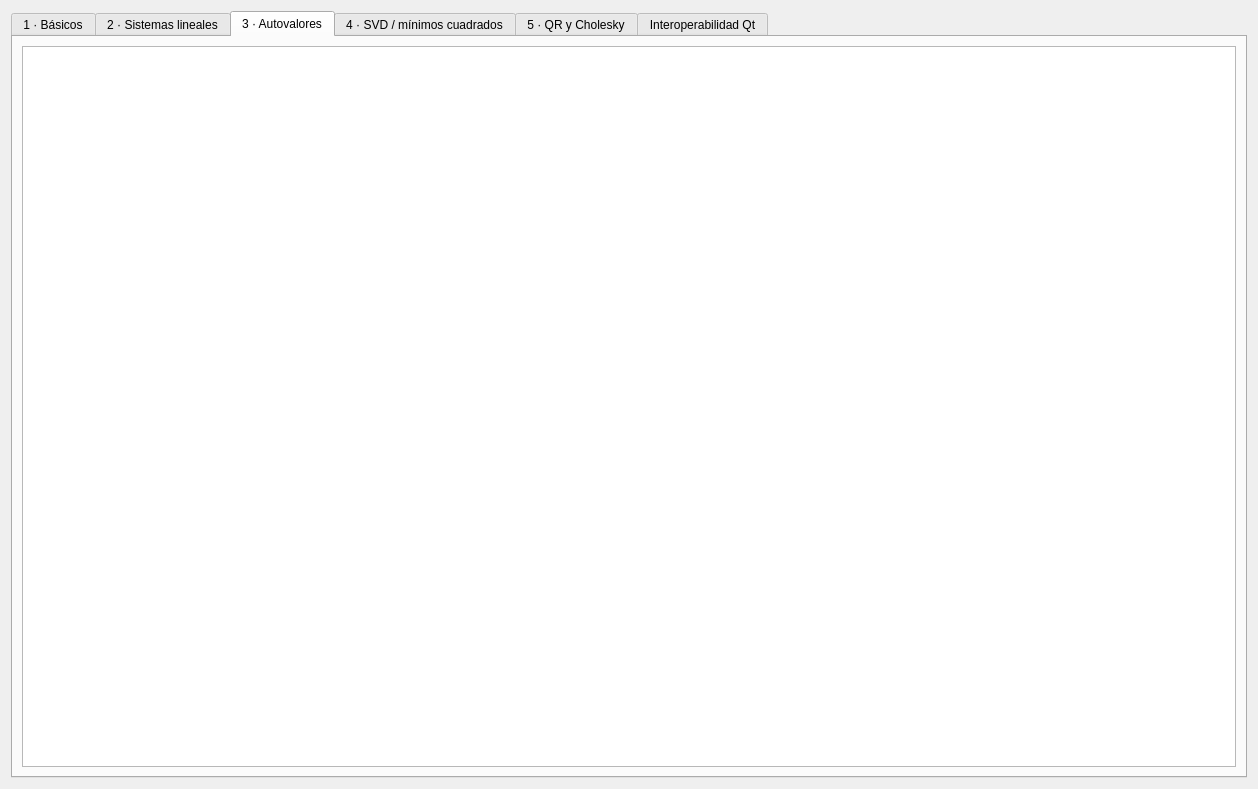
This is src/testeigenview.ui in federicomartinlara1976/testeigen as Qt 5 draws it before an edit. The edited form follows.
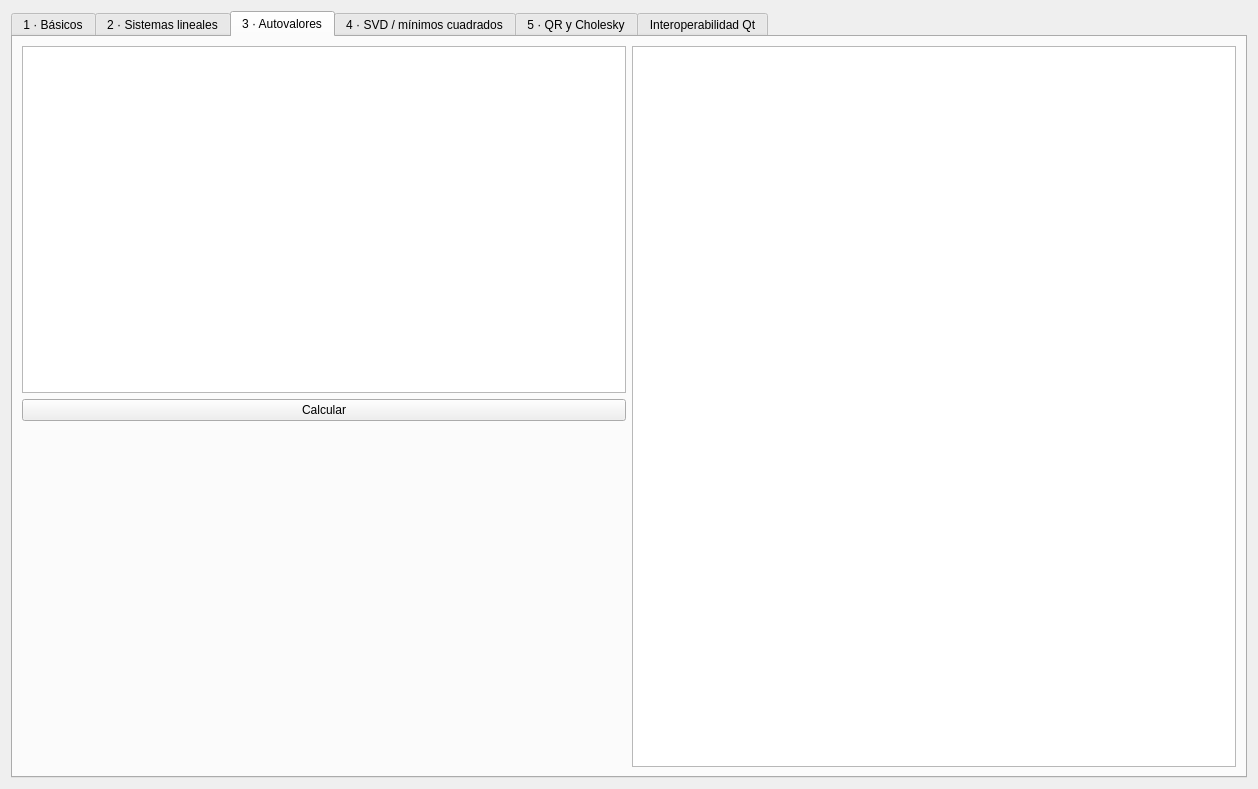
This is the edited form. The open tabs and pages were chosen to show the change. Icons and pictures are not drawn.

Commit message: Entrada para EigenSolver

The edit to the form file:
```diff
--- a/src/testeigenview.ui
+++ b/src/testeigenview.ui
@@ -132,6 +132,45 @@
        <string>3 · Autovalores</string>
       </attribute>
       <layout class="QHBoxLayout" name="horizontalLayout_3">
+       <item>
+        <layout class="QVBoxLayout" name="verticalLayout_4">
+         <property name="leftMargin">
+          <number>0</number>
+         </property>
+         <property name="topMargin">
+          <number>0</number>
+         </property>
+         <property name="rightMargin">
+          <number>0</number>
+         </property>
+         <property name="bottomMargin">
+          <number>0</number>
+         </property>
+         <item>
+          <widget class="QTableWidget" name="tableWidget_eigensolver_A"/>
+         </item>
+         <item>
+          <widget class="QPushButton" name="btnCalcularEigenSolver">
+           <property name="text">
+            <string>Calcular</string>
+           </property>
+          </widget>
+         </item>
+         <item>
+          <spacer name="verticalSpacer_3">
+           <property name="orientation">
+            <enum>Qt::Vertical</enum>
+           </property>
+           <property name="sizeHint" stdset="0">
+            <size>
+             <width>20</width>
+             <height>40</height>
+            </size>
+           </property>
+          </spacer>
+         </item>
+        </layout>
+       </item>
        <item>
         <widget class="QTextEdit" name="textEdit_3">
          <property name="readOnly">
```
The commit also changes 1 other file.
